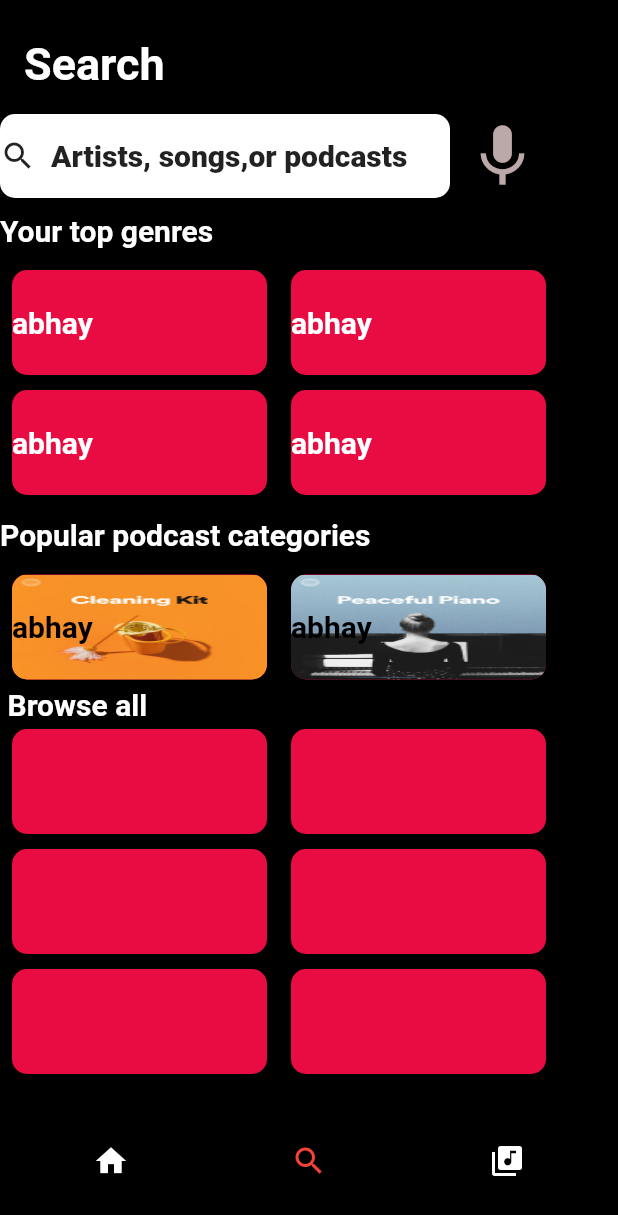
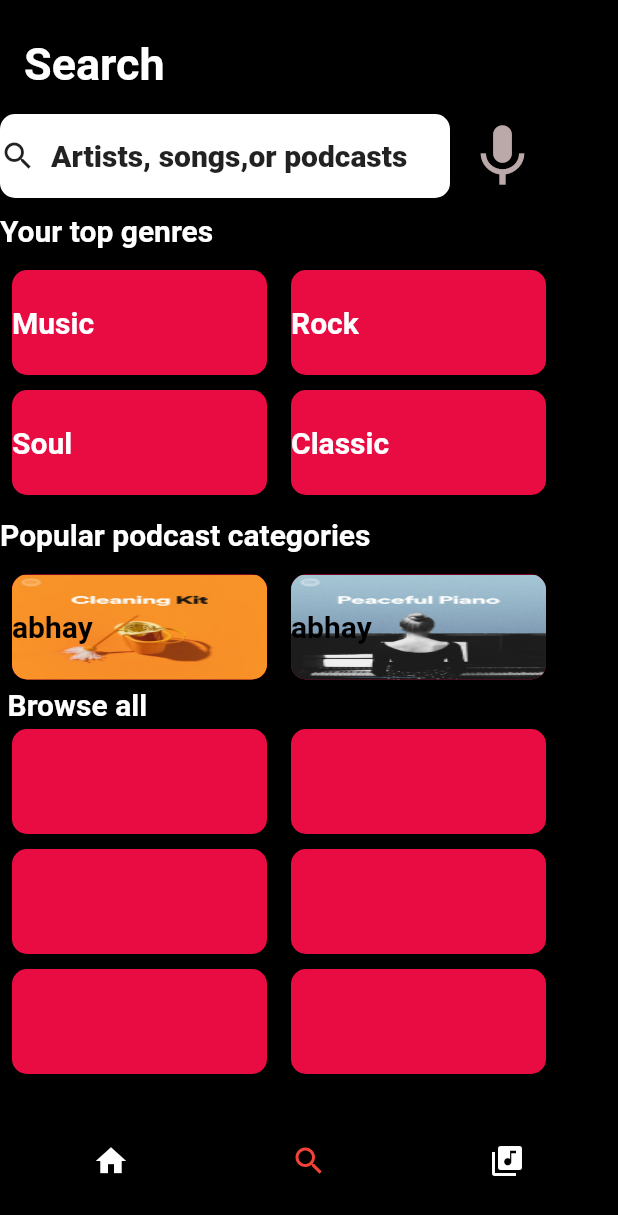
Before and after one commit to aemansingla09/Flutter_Projects, a Flutter app: the screen it shows after launch, item 2 of the bottom bar chosen, on a phone screen of 412 x 824 dp. Shown: the top 1215 px of the screen. Run offline on Flutter 3.47's test engine with Material 2 defaults, Android fonts, the phone set to English and light mode, and no system bars.

Commit message:
Adding Genre

```diff
--- a/lib/data/songs_json.dart
+++ b/lib/data/songs_json.dart
@@ -8,6 +8,12 @@ const List song_type_1 = [
   "Pop",
   "R&B",
 ];
+
+const List abc = [
+  ["Music", "Rock"],
+  ["Soul", "Classic"]
+];
+
 const List song_type_2 = [
   "Podcasts",
   "Made For You",
--- a/lib/pages/search.dart
+++ b/lib/pages/search.dart
@@ -1,5 +1,3 @@
-import 'dart:js';
-
 import 'package:flutter/material.dart';
 import 'package:spotify_clone/data/songs_json.dart';
 import 'package:spotify_clone/pages/home_page.dart';
@@ -101,9 +99,9 @@ getBody() {
         Column(
           children: [
             Column(
-                children: List.generate(2, (index) {
+                children: List.generate(abc.length, (ind) {
               return Row(
-                  children: List.generate(2, (index) {
+                  children: List.generate(abc[ind].length, (index) {
                 return Padding(
                   padding: const EdgeInsets.fromLTRB(8, 5, 8, 5),
                   child: Container(
@@ -113,9 +111,9 @@ getBody() {
                         color: const Color.fromARGB(255, 233, 12, 67),
                         borderRadius: BorderRadius.circular(10)),
                     child: Row(
-                      children: const [
+                      children: [
                         Text(
-                          "abhay",
+                          abc[ind][index],
                           style: TextStyle(
                               color: Colors.white,
                               fontWeight: FontWeight.bold,
```
